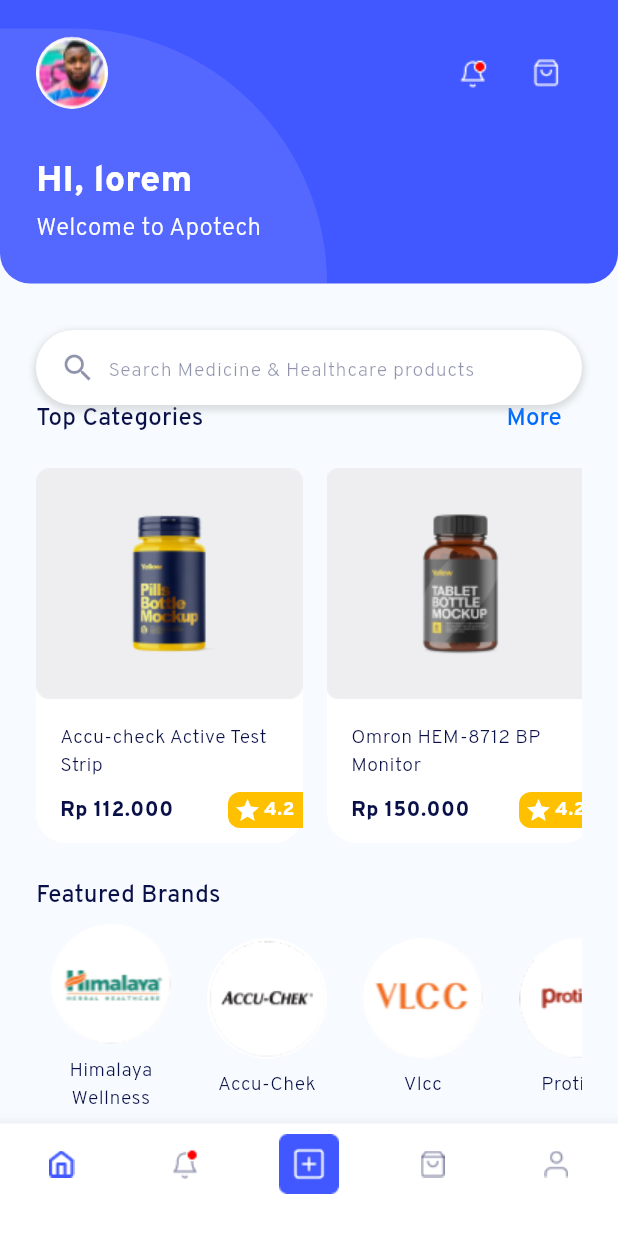
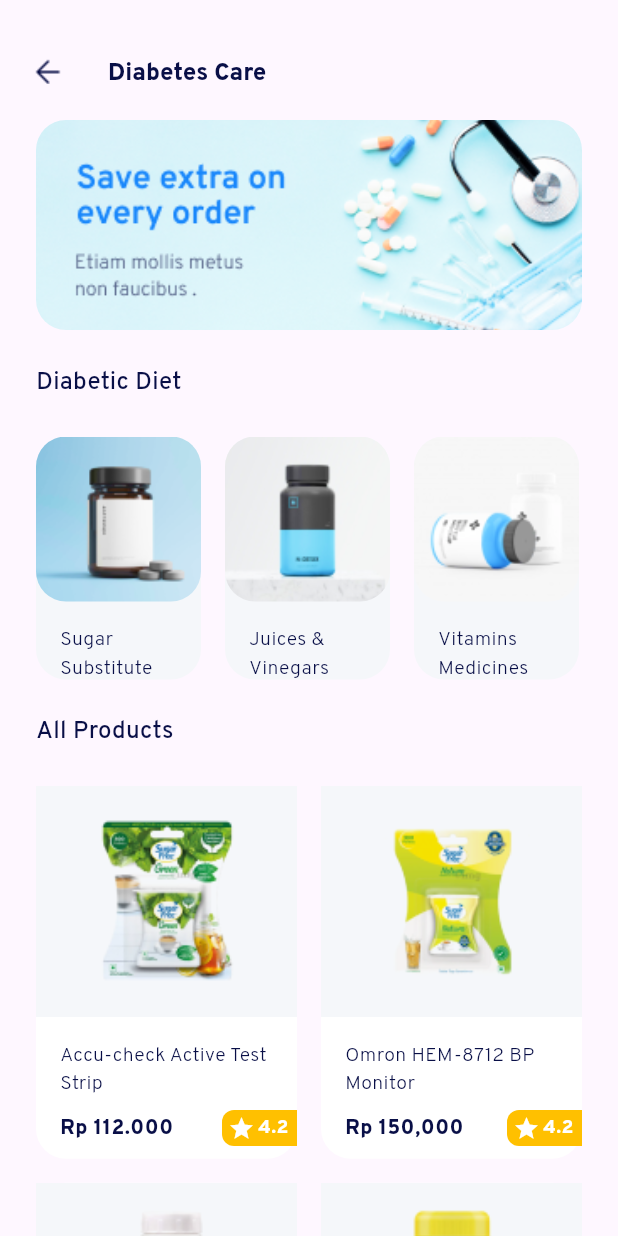
Before and after one commit to yonanda123/Apotech, a Flutter app: the HomeScreen screen opened directly, scrolled down 383 dp, after a tap on "More", on a phone screen of 412 x 824 dp. Run offline on Flutter 3.47's test engine with Material 3 defaults, Android fonts, the phone set to English and light mode, and no system bars; our stand-ins replace carousel_slider; project files that could hold a hidden picture were left out.

Commit message:
Category Listing Screen

```diff
--- /dev/null
+++ b/lib/category_listing/category_listing_screen.dart
@@ -0,0 +1,306 @@
+import 'package:flutter/material.dart';
+import 'package:apotech/home/home_screen.dart';
+
+class CustomAppBar extends StatelessWidget implements PreferredSizeWidget {
+  final double height;
+
+  CustomAppBar({required this.height});
+
+  @override
+  Size get preferredSize => Size.fromHeight(height);
+
+  @override
+  Widget build(BuildContext context) {
+    return AppBar(
+      leading: Align(
+        alignment: Alignment(1.0, 5),
+        child: IconButton(
+          icon: Image.asset(
+            'assets/icons/arrow_back.png',
+          ),
+          onPressed: () {
+            Navigator.pushReplacement(
+              context,
+              MaterialPageRoute(
+                builder: (context) => HomeScreen(),
+              ),
+            );
+          },
+        ),
+      ),
+      title: Padding(
+        padding: const EdgeInsets.only(top: 42),
+        child: Align(
+          alignment: Alignment(-1, 5),
+          child: Text(
+            'Diabetes Care',
+            style: TextStyle(
+                fontSize: 16,
+                color: Color(0xff090F47),
+                fontFamily: 'OverpassExtraBold'),
+          ),
+        ),
+      ),
+      backgroundColor: Colors.transparent,
+      elevation: 0,
+    );
+  }
+}
+
+class CategoryListing extends StatefulWidget {
+  const CategoryListing({super.key});
+
+  @override
+  State<CategoryListing> createState() => _CategoryListingState();
+}
+
+class _CategoryListingState extends State<CategoryListing> {
+  final List<Map<String, dynamic>> diabeticData = [
+    {
+      'title': 'Sugar Substitute',
+      'imagePath': 'assets/images/Sugar.png',
+    },
+    {
+      'title': 'Juices & Vinegars',
+      'imagePath': 'assets/images/Juices.png',
+    },
+    {
+      'title': 'Vitamins Medicines',
+      'imagePath': 'assets/images/vitamins.png',
+    },
+  ];
+  final List<Map<String, dynamic>> productData = [
+    {
+      'title': 'Accu-check Active Test Strip',
+      'price': 'Rp 112.000',
+      'imagePath': 'assets/images/product1.png',
+      'rating': '4.2',
+    },
+    {
+      'title': 'Omron HEM-8712 BP Monitor',
+      'price': 'Rp 150,000',
+      'imagePath': 'assets/images/product2.png',
+      'rating': '4.2',
+    },
+    {
+      'title': 'Accu-check Active Test Strip',
+      'price': 'Rp 112,000',
+      'imagePath': 'assets/images/product3.png',
+      'rating': '4.2',
+    },
+    {
+      'title': 'Omron HEM-8712 BP Monitor',
+      'price': 'Rp 150,000',
+      'imagePath': 'assets/images/product4.png',
+      'rating': '4.2',
+    },
+  ];
+  @override
+  Widget build(BuildContext context) {
+    return Scaffold(
+      appBar: CustomAppBar(height: 80.0),
+      body: SingleChildScrollView(
+        child: Padding(
+          padding: const EdgeInsets.symmetric(horizontal: 24.0),
+          child: Column(
+            children: [
+              Container(
+                width: 370,
+                height: 140,
+                child: ClipRRect(
+                  borderRadius: BorderRadius.all(Radius.circular(20)),
+                  child: Image.asset(
+                    'assets/images/carousel.png',
+                    fit: BoxFit.cover,
+                  ),
+                ),
+              ),
+              SizedBox(height: 24.0),
+              Align(
+                alignment: Alignment.topLeft,
+                child: Text(
+                  'Diabetic Diet',
+                  style: TextStyle(
+                    color: Color(0xff090F47),
+                    fontSize: 16.0,
+                    fontFamily: 'OverpassMedium',
+                  ),
+                ),
+              ),
+              SizedBox(height: 24.0),
+              Container(
+                height: 162.0,
+                child: ListView.builder(
+                  scrollDirection: Axis.horizontal,
+                  itemCount: diabeticData.length,
+                  itemBuilder: (context, index) {
+                    return Padding(
+                      padding: const EdgeInsets.only(right: 16.0),
+                      child: Container(
+                        width: 110.0,
+                        height: 162.0,
+                        decoration: BoxDecoration(
+                          color: Color(0xffF5F7FA),
+                          borderRadius: BorderRadius.all(Radius.circular(20.0)),
+                        ),
+                        child: Column(
+                          crossAxisAlignment: CrossAxisAlignment.start,
+                          children: [
+                            Container(
+                              width: 110.0,
+                              height: 110.0,
+                              child: ClipRRect(
+                                borderRadius:
+                                    BorderRadius.all(Radius.circular(20)),
+                                child: Image.asset(
+                                  diabeticData[index]['imagePath'],
+                                  fit: BoxFit.cover,
+                                ),
+                              ),
+                            ),
+                            SizedBox(height: 16.0),
+                            Padding(
+                              padding: const EdgeInsets.only(left: 16),
+                              child: Column(
+                                mainAxisAlignment:
+                                    MainAxisAlignment.spaceEvenly,
+                                crossAxisAlignment: CrossAxisAlignment.start,
+                                children: [
+                                  Text(
+                                    diabeticData[index]['title'],
+                                    style: TextStyle(
+                                      color: Color(0xff090F47),
+                                      fontSize: 13,
+                                      fontFamily: 'OverpassLight',
+                                    ),
+                                  ),
+                                ],
+                              ),
+                            ),
+                          ],
+                        ),
+                      ),
+                    );
+                  },
+                ),
+              ),
+              SizedBox(height: 24.0),
+              Align(
+                alignment: Alignment.topLeft,
+                child: Text(
+                  'All Products',
+                  style: TextStyle(
+                    color: Color(0xff090F47),
+                    fontSize: 16.0,
+                    fontFamily: 'OverpassMedium',
+                  ),
+                ),
+              ),
+              SizedBox(height: 24.0),
+              Container(
+                height: 540.0,
+                child: GridView.builder(
+                  physics: NeverScrollableScrollPhysics(),
+                  gridDelegate: SliverGridDelegateWithFixedCrossAxisCount(
+                    crossAxisCount: 2,
+                    crossAxisSpacing: 16.0,
+                    mainAxisSpacing: 16.0,
+                    childAspectRatio: 0.70,
+                  ),
+                  itemCount: productData.length,
+                  itemBuilder: (context, index) {
+                    return Container(
+                      decoration: BoxDecoration(
+                        color: Color(0xffffffff),
+                        borderRadius: BorderRadius.all(Radius.circular(20.0)),
+                      ),
+                      child: Column(
+                        crossAxisAlignment: CrossAxisAlignment.start,
+                        children: [
+                          Image.asset(
+                            productData[index]['imagePath'],
+                            width: double.infinity,
+                            height: 154,
+                            fit: BoxFit.cover,
+                          ),
+                          SizedBox(height: 16.0),
+                          Padding(
+                            padding: const EdgeInsets.only(left: 16),
+                            child: Column(
+                              mainAxisAlignment: MainAxisAlignment.spaceEvenly,
+                              crossAxisAlignment: CrossAxisAlignment.start,
+                              children: [
+                                Text(
+                                  productData[index]['title'],
+                                  style: TextStyle(
+                                    color: Color(0xff090F47),
+                                    fontSize: 13,
+                                    fontFamily: 'OverpassLight',
+                                  ),
+                                ),
+                                SizedBox(height: 8.0),
+                                Row(
+                                  crossAxisAlignment: CrossAxisAlignment.center,
+                                  mainAxisAlignment:
+                                      MainAxisAlignment.spaceBetween,
+                                  children: [
+                                    Text(
+                                      productData[index]['price'],
+                                      style: TextStyle(
+                                        color: Color(0xff090F47),
+                                        fontSize: 14,
+                                        fontFamily: 'OverpassExtraBold',
+                                      ),
+                                    ),
+                                    Container(
+                                      width: 50,
+                                      height: 24,
+                                      decoration: BoxDecoration(
+                                        color: Color(0xffFFC000),
+                                        borderRadius: BorderRadius.only(
+                                          topLeft: Radius.circular(8.0),
+                                          bottomLeft: Radius.circular(8.0),
+                                        ),
+                                      ),
+                                      child: Row(
+                                        children: [
+                                          SizedBox(
+                                            width: 4,
+                                          ),
+                                          Icon(
+                                            Icons.star,
+                                            color: Colors.white,
+                                            size: 18,
+                                          ),
+                                          SizedBox(
+                                            width: 2,
+                                          ),
+                                          Text(
+                                            productData[index]['rating'],
+                                            style: TextStyle(
+                                              color: Color(0xffffffff),
+                                              fontSize: 13,
+                                              fontFamily: 'OverpassExtraBold',
+                                            ),
+                                          ),
+                                        ],
+                                      ),
+                                    ),
+                                  ],
+                                ),
+                              ],
+                            ),
+                          ),
+                        ],
+                      ),
+                    );
+                  },
+                ),
+              ),
+            ],
+          ),
+        ),
+      ),
+    );
+  }
+}
--- a/lib/home/home_screen.dart
+++ b/lib/home/home_screen.dart
@@ -1,5 +1,6 @@
 import 'package:flutter/material.dart';
 import 'package:carousel_slider/carousel_slider.dart';
+import 'package:apotech/category_listing/category_listing_screen.dart';
 
 class Indicator extends StatelessWidget {
   final int index;
@@ -21,7 +22,7 @@ class Indicator extends StatelessWidget {
   }
 }
 
-enum MenuIndex { Home, Notification, Create, Schedule, Profile }
+enum MenuIndex { Home, Notification, Create, Cart, Profile }
 
 class HomeScreen extends StatelessWidget {
   int _currentIndex = 0;
@@ -300,7 +301,14 @@ class HomeScreen extends StatelessWidget {
                           ),
                         ),
                         TextButton(
-                          onPressed: () {},
+                          onPressed: () {
+                            Navigator.pushReplacement(
+                              context,
+                              MaterialPageRoute(
+                                builder: (context) => CategoryListing(),
+                              ),
+                            );
+                          },
                           child: Text(
                             'More',
                             style: TextStyle(
@@ -542,7 +550,7 @@ class HomeScreen extends StatelessWidget {
             case MenuIndex.Create:
               // Handle Create button tap
               break;
-            case MenuIndex.Schedule:
+            case MenuIndex.Cart:
               // Handle Schedule button tap
               break;
             case MenuIndex.Profile:
```
Also changed, not shown: pubspec.yaml (+7 -0 lines), assets/images/Juices.png (added), assets/images/Sugar.png (added), assets/images/product1.png (added), assets/images/product2.png (added), assets/images/product3.png (added), assets/images/product4.png (added), assets/images/vitamins.png (added).
